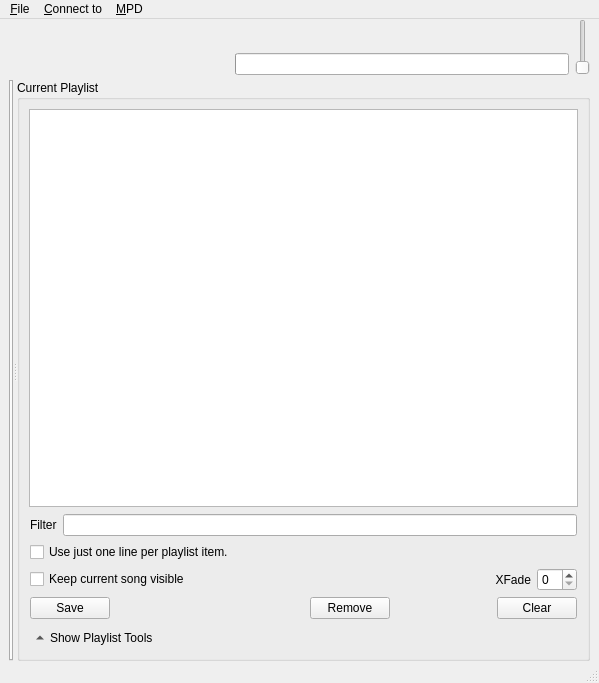
tarmack/Pythagora, file Pythagora.ui: the form before one commit.
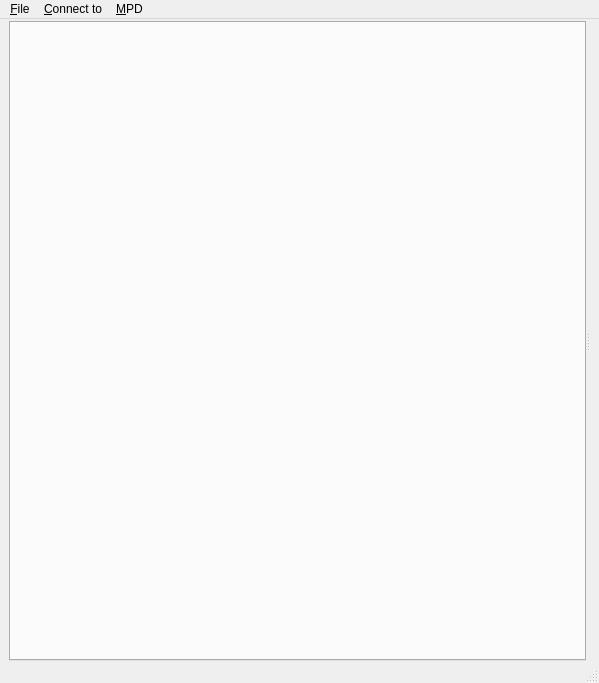
The form after the commit. Icons and pictures are not drawn. Custom widgets are drawn as their Qt base class.

Commit message: The Current Playlist, Library, stored playlists and Player Forms are now proper separate modules.

The edit to the form file:
```diff
--- a/Pythagora.ui
+++ b/Pythagora.ui
@@ -31,145 +31,10 @@
      <number>0</number>
     </property>
     <item>
-     <layout class="QHBoxLayout" name="topLayout" stretch="0,1">
+     <layout class="QHBoxLayout" name="topLayout">
       <property name="spacing">
        <number>0</number>
       </property>
-      <item>
-       <layout class="QHBoxLayout" name="buttonsLayout">
-        <property name="spacing">
-         <number>0</number>
-        </property>
-        <property name="topMargin">
-         <number>3</number>
-        </property>
-        <item>
-         <widget class="QToolButton" name="back">
-          <property name="iconSize">
-           <size>
-            <width>48</width>
-            <height>48</height>
-           </size>
-          </property>
-          <property name="autoRaise">
-           <bool>true</bool>
-          </property>
-         </widget>
-        </item>
-        <item>
-         <widget class="QToolButton" name="play">
-          <property name="iconSize">
-           <size>
-            <width>48</width>
-            <height>48</height>
-           </size>
-          </property>
-          <property name="autoRaise">
-           <bool>true</bool>
-          </property>
-         </widget>
-        </item>
-        <item>
-         <widget class="QToolButton" name="stop">
-          <property name="iconSize">
-           <size>
-            <width>48</width>
-            <height>48</height>
-           </size>
-          </property>
-          <property name="autoRaise">
-           <bool>true</bool>
-          </property>
-         </widget>
-        </item>
-        <item>
-         <widget class="QToolButton" name="forward">
-          <property name="iconSize">
-           <size>
-            <width>48</width>
-            <height>48</height>
-           </size>
-          </property>
-          <property name="checkable">
-           <bool>false</bool>
-          </property>
-          <property name="checked">
-           <bool>false</bool>
-          </property>
-          <property name="autoRaise">
-           <bool>true</bool>
-          </property>
-         </widget>
-        </item>
-       </layout>
-      </item>
-      <item>
-       <layout class="QGridLayout" name="topGrid">
-        <property name="sizeConstraint">
-         <enum>QLayout::SetFixedSize</enum>
-        </property>
-        <property name="leftMargin">
-         <number>2</number>
-        </property>
-        <property name="bottomMargin">
-         <number>3</number>
-        </property>
-        <property name="horizontalSpacing">
-         <number>6</number>
-        </property>
-        <property name="verticalSpacing">
-         <number>-1</number>
-        </property>
-        <item row="1" column="0" rowspan="2" colspan="8">
-         <layout class="QVBoxLayout" name="titleLayout">
-          <property name="leftMargin">
-           <number>4</number>
-          </property>
-          <property name="bottomMargin">
-           <number>4</number>
-          </property>
-         </layout>
-        </item>
-        <item row="3" column="0" colspan="8">
-         <widget class="QProgressBar" name="progress">
-          <property name="acceptDrops">
-           <bool>true</bool>
-          </property>
-          <property name="maximum">
-           <number>1000</number>
-          </property>
-          <property name="format">
-           <string/>
-          </property>
-         </widget>
-        </item>
-        <item row="1" column="8" rowspan="3">
-         <widget class="QSlider" name="volume">
-          <property name="sizePolicy">
-           <sizepolicy hsizetype="Fixed" vsizetype="MinimumExpanding">
-            <horstretch>0</horstretch>
-            <verstretch>0</verstretch>
-           </sizepolicy>
-          </property>
-          <property name="maximumSize">
-           <size>
-            <width>16777215</width>
-            <height>56</height>
-           </size>
-          </property>
-          <property name="maximum">
-           <number>100</number>
-          </property>
-          <property name="pageStep">
-           <number>10</number>
-          </property>
-          <property name="orientation">
-           <enum>Qt::Vertical</enum>
-          </property>
-         </widget>
-        </item>
-       </layout>
-      </item>
      </layout>
     </item>
     <item>
@@ -216,299 +81,8 @@
             <number>-1</number>
            </property>
           </widget>
-          <widget class="QGroupBox" name="currentGroup">
-           <property name="sizePolicy">
-            <sizepolicy hsizetype="Minimum" vsizetype="Preferred">
-             <horstretch>4</horstretch>
-             <verstretch>0</verstretch>
-            </sizepolicy>
-           </property>
-           <property name="title">
-            <string>Current Playlist</string>
-           </property>
-           <layout class="QVBoxLayout" name="verticalLayout_4" stretch="0,0,0">
-            <item>
-             <widget class="QListWidget" name="currentList">
-              <property name="contextMenuPolicy">
-               <enum>Qt::ActionsContextMenu</enum>
-              </property>
-              <property name="acceptDrops">
-               <bool>true</bool>
-              </property>
-              <property name="showDropIndicator" stdset="0">
-               <bool>false</bool>
-              </property>
-              <property name="dragDropMode">
-               <enum>QAbstractItemView::DragDrop</enum>
-              </property>
-              <property name="alternatingRowColors">
-               <bool>true</bool>
-              </property>
-              <property name="selectionMode">
-               <enum>QAbstractItemView::ExtendedSelection</enum>
-              </property>
-              <property name="iconSize">
-               <size>
-                <width>32</width>
-                <height>32</height>
-               </size>
-              </property>
-              <property name="movement">
-               <enum>QListView::Snap</enum>
-              </property>
-             </widget>
-            </item>
-            <item>
-             <widget class="QWidget" name="playlistTools" native="true">
-              <property name="sizePolicy">
-               <sizepolicy hsizetype="Preferred" vsizetype="Preferred">
-                <horstretch>0</horstretch>
-                <verstretch>0</verstretch>
-               </sizepolicy>
-              </property>
-              <layout class="QGridLayout" name="gridLayout_8">
-               <property name="margin">
-                <number>1</number>
-               </property>
-               <item row="0" column="1" colspan="6">
-                <layout class="QHBoxLayout" name="horizontalLayout">
-                 <item>
-                  <widget class="QLabel" name="label_4">
-                   <property name="text">
-                    <string>Filter</string>
-                   </property>
-                   <property name="buddy">
-                    <cstring>currentFilter</cstring>
-                   </property>
-                  </widget>
-                 </item>
-                 <item>
-                  <widget class="KLineEdit" name="currentFilter">
-                   <property name="showClearButton" stdset="0">
-                    <bool>true</bool>
-                   </property>
-                  </widget>
-                 </item>
-                </layout>
-               </item>
-               <item row="6" column="6">
-                <widget class="QPushButton" name="currentClear">
-                 <property name="sizePolicy">
-                  <sizepolicy hsizetype="Fixed" vsizetype="Fixed">
-                   <horstretch>0</horstretch>
-                   <verstretch>0</verstretch>
-                  </sizepolicy>
-                 </property>
-                 <property name="text">
-                  <string>Clear</string>
-                 </property>
-                 <property name="icon">
-                  <iconset>
-                   <normaloff>icons/edit-clear-list.png</normaloff>icons/edit-clear-list.png</iconset>
-                 </property>
-                </widget>
-               </item>
-               <item row="6" column="1" colspan="3">
-                <widget class="QPushButton" name="currentSave">
-                 <property name="sizePolicy">
-                  <sizepolicy hsizetype="Fixed" vsizetype="Fixed">
-                   <horstretch>0</horstretch>
-                   <verstretch>0</verstretch>
-                  </sizepolicy>
-                 </property>
-                 <property name="text">
-                  <string>Save</string>
-                 </property>
-                 <property name="icon">
-                  <iconset>
-                   <normaloff>icons/document-save-as.png</normaloff>icons/document-save-as.png</iconset>
-                 </property>
-                </widget>
-               </item>
-               <item row="3" column="1" colspan="6">
-                <widget class="QCheckBox" name="oneLinePlaylist">
-                 <property name="layoutDirection">
-                  <enum>Qt::LeftToRight</enum>
-                 </property>
-                 <property name="text">
-                  <string>Use just one line per playlist item.</string>
-                 </property>
-                </widget>
-               </item>
-               <item row="6" column="4" colspan="2">
-                <widget class="QPushButton" name="currentRemove">
-                 <property name="sizePolicy">
-                  <sizepolicy hsizetype="Fixed" vsizetype="Fixed">
-                   <horstretch>0</horstretch>
-                   <verstretch>0</verstretch>
-                  </sizepolicy>
-                 </property>
-                 <property name="text">
-                  <string>Remove</string>
-                 </property>
-                 <property name="icon">
-                  <iconset>
-                   <normaloff>icons/list-remove.png</normaloff>icons/list-remove.png</iconset>
-                 </property>
-                </widget>
-               </item>
-               <item row="4" column="5" colspan="2">
-                <layout class="QHBoxLayout" name="horizontalLayout_3">
-                 <item>
-                  <widget class="QLabel" name="label_7">
-                   <property name="text">
-                    <string>XFade</string>
-                   </property>
-                   <property name="alignment">
-                    <set>Qt::AlignRight|Qt::AlignTrailing|Qt::AlignVCenter</set>
-                   </property>
-                   <property name="buddy">
-                    <cstring>crossFade</cstring>
-                   </property>
-                  </widget>
-                 </item>
-                 <item>
-                  <widget class="QSpinBox" name="crossFade">
-                   <property name="sizePolicy">
-                    <sizepolicy hsizetype="Fixed" vsizetype="Fixed">
-                     <horstretch>0</horstretch>
-                     <verstretch>0</verstretch>
-                    </sizepolicy>
-                   </property>
-                   <property name="maximumSize">
-                    <size>
-                     <width>40</width>
-                     <height>16777215</height>
-                    </size>
-                   </property>
-                  </widget>
-                 </item>
-                </layout>
-               </item>
-               <item row="4" column="1" colspan="4">
-                <widget class="QCheckBox" name="keepPlayingVisible">
-                 <property name="enabled">
-                  <bool>true</bool>
-                 </property>
-                 <property name="sizePolicy">
-                  <sizepolicy hsizetype="MinimumExpanding" vsizetype="Fixed">
-                   <horstretch>0</horstretch>
-                   <verstretch>0</verstretch>
-                  </sizepolicy>
-                 </property>
-                 <property name="text">
-                  <string>Keep current song visible</string>
-                 </property>
-                </widget>
-               </item>
-              </layout>
-             </widget>
-            </item>
-            <item>
-             <widget class="QWidget" name="horizontalWidget" native="true">
-              <layout class="QHBoxLayout" name="currentBottomL">
-               <property name="margin">
-                <number>0</number>
-               </property>
-               <item>
-                <widget class="QToolButton" name="currentBottom">
-                 <property name="sizePolicy">
-                  <sizepolicy hsizetype="Minimum" vsizetype="Fixed">
-                   <horstretch>0</horstretch>
-                   <verstretch>0</verstretch>
-                  </sizepolicy>
-                 </property>
-                 <property name="text">
-                  <string>Show Playlist Tools</string>
-                 </property>
-                 <property name="checkable">
-                  <bool>false</bool>
-                 </property>
-                 <property name="checked">
-                  <bool>false</bool>
-                 </property>
-                 <property name="toolButtonStyle">
-                  <enum>Qt::ToolButtonTextBesideIcon</enum>
-                 </property>
-                 <property name="autoRaise">
-                  <bool>true</bool>
-                 </property>
-                 <property name="arrowType">
-                  <enum>Qt::UpArrow</enum>
-                 </property>
-                </widget>
-               </item>
-               <item>
-                <widget class="QPushButton" name="repeatButton">
-                 <property name="enabled">
-                  <bool>true</bool>
-                 </property>
-                 <property name="sizePolicy">
-                  <sizepolicy hsizetype="Fixed" vsizetype="Fixed">
-                   <horstretch>0</horstretch>
-                   <verstretch>0</verstretch>
-                  </sizepolicy>
-                 </property>
-                 <property name="maximumSize">
-                  <size>
-                   <width>26</width>
-                   <height>26</height>
-                  </size>
-                 </property>
-                 <property name="toolTip">
-                  <string>Repeat</string>
-                 </property>
-                 <property name="text">
-                  <string/>
-                 </property>
-                 <property name="icon">
-                  <iconset>
-                   <normaloff>icons/task-recurring.png</normaloff>icons/task-recurring.png</iconset>
-                 </property>
-                 <property name="checkable">
-                  <bool>true</bool>
-                 </property>
-                 <property name="flat">
-                  <bool>true</bool>
-                 </property>
-                </widget>
-               </item>
-               <item>
-                <widget class="QPushButton" name="randomButton">
-                 <property name="sizePolicy">
-                  <sizepolicy hsizetype="Fixed" vsizetype="Fixed">
-                   <horstretch>0</horstretch>
-                   <verstretch>0</verstretch>
-                  </sizepolicy>
-                 </property>
-                 <property name="maximumSize">
-                  <size>
-                   <width>26</width>
-                   <height>26</height>
-                  </size>
-                 </property>
-                 <property name="toolTip">
-                  <string>Random</string>
-                 </property>
-                 <property name="text">
-                  <string/>
-                 </property>
-                 <property name="icon">
-                  <iconset>
-                   <normaloff>icons/media-playlist-shuffle.png</normaloff>icons/media-playlist-shuffle.png</iconset>
-                 </property>
-                 <property name="checkable">
-                  <bool>true</bool>
-                 </property>
-                 <property name="flat">
-                  <bool>true</bool>
-                 </property>
-                </widget>
-               </item>
-              </layout>
-             </widget>
-            </item>
-           </layout>
+          <widget class="QWidget" name="verticalLayoutWidget">
+           <layout class="QVBoxLayout" name="currentListLayout"/>
           </widget>
          </widget>
         </item>
```
Left out of the diff: 5 changed lines with no effect on the pictures. The commit also changes 10 other files.
